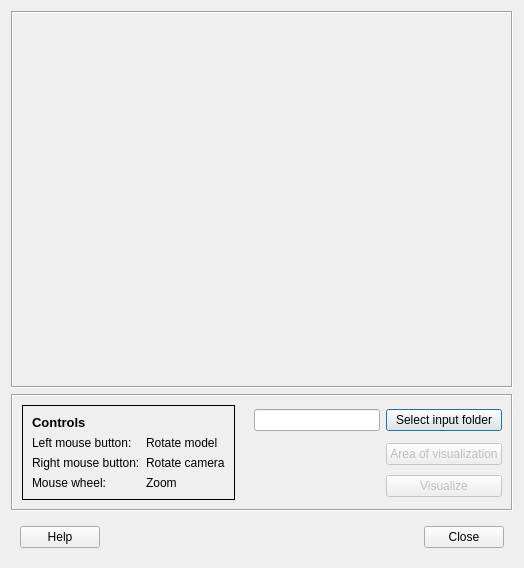
Old version of the form SEBEVisual/visualizer_dialog_base.ui in the repository UMEP-dev/UMEP.
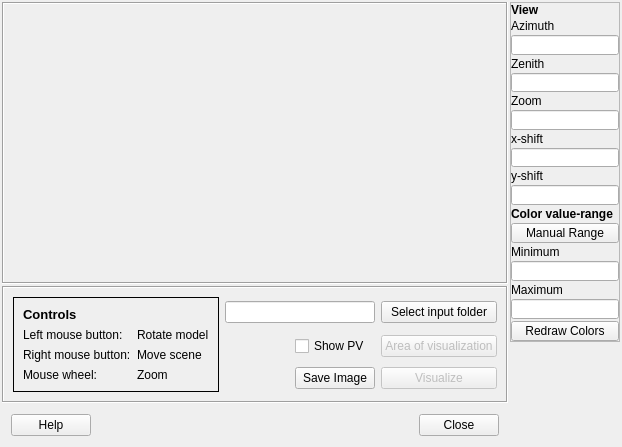
New version of the form.

What changed in the file:
```diff
--- a/SEBEVisual/visualizer_dialog_base.ui
+++ b/SEBEVisual/visualizer_dialog_base.ui
@@ -9,211 +9,726 @@
    <rect>
     <x>0</x>
     <y>0</y>
-    <width>524</width>
-    <height>568</height>
+    <width>622</width>
+    <height>447</height>
    </rect>
   </property>
+  <property name="sizePolicy">
+   <sizepolicy hsizetype="Minimum" vsizetype="Minimum">
+    <horstretch>0</horstretch>
+    <verstretch>0</verstretch>
+   </sizepolicy>
+  </property>
+  <property name="minimumSize">
+   <size>
+    <width>579</width>
+    <height>340</height>
+   </size>
+  </property>
   <property name="windowTitle">
    <string>SEBE Visualizer</string>
   </property>
-  <layout class="QVBoxLayout" name="verticalLayout_2">
-   <item>
-    <widget class="QFrame" name="frame_2">
-     <property name="autoFillBackground">
-      <bool>true</bool>
-     </property>
-     <property name="frameShape">
-      <enum>QFrame::Box</enum>
-     </property>
-     <property name="frameShadow">
-      <enum>QFrame::Sunken</enum>
-     </property>
-     <layout class="QVBoxLayout" name="verticalLayout">
-      <item>
-       <layout class="QVBoxLayout" name="layout"/>
-      </item>
-     </layout>
-    </widget>
-   </item>
-   <item>
-    <widget class="QFrame" name="frame">
+  <layout class="QGridLayout" name="gridLayout_3">
+   <property name="leftMargin">
+    <number>2</number>
+   </property>
+   <property name="topMargin">
+    <number>2</number>
+   </property>
+   <property name="rightMargin">
+    <number>2</number>
+   </property>
+   <property name="bottomMargin">
+    <number>2</number>
+   </property>
+   <item row="0" column="0">
+    <widget class="QFrame" name="frameMain">
      <property name="sizePolicy">
-      <sizepolicy hsizetype="Minimum" vsizetype="Fixed">
+      <sizepolicy hsizetype="Preferred" vsizetype="Preferred">
        <horstretch>0</horstretch>
        <verstretch>0</verstretch>
       </sizepolicy>
      </property>
-     <property name="frameShape">
-      <enum>QFrame::Box</enum>
+     <property name="minimumSize">
+      <size>
+       <width>0</width>
+       <height>340</height>
+      </size>
      </property>
-     <property name="frameShadow">
-      <enum>QFrame::Sunken</enum>
-     </property>
-     <layout class="QGridLayout" name="gridLayout">
-      <item row="0" column="3">
-       <widget class="QPushButton" name="pushButtonDirectory">
-        <property name="text">
-         <string>Select input folder</string>
+     <layout class="QGridLayout" name="gridMain">
+      <property name="leftMargin">
+       <number>0</number>
+      </property>
+      <property name="topMargin">
+       <number>0</number>
+      </property>
+      <property name="rightMargin">
+       <number>0</number>
+      </property>
+      <property name="bottomMargin">
+       <number>0</number>
+      </property>
+      <property name="spacing">
+       <number>2</number>
+      </property>
+      <item row="2" column="0">
+       <widget class="QFrame" name="frame_1">
+        <property name="sizePolicy">
+         <sizepolicy hsizetype="Minimum" vsizetype="Fixed">
+          <horstretch>0</horstretch>
+          <verstretch>0</verstretch>
+         </sizepolicy>
         </property>
-       </widget>
-      </item>
-      <item row="1" column="3">
-       <widget class="QPushButton" name="pushButtonSelect">
-        <property name="enabled">
-         <bool>false</bool>
+        <property name="minimumSize">
+         <size>
+          <width>465</width>
+          <height>0</height>
+         </size>
         </property>
-        <property name="text">
-         <string>Area of visualization</string>
-        </property>
-       </widget>
-      </item>
-      <item row="2" column="1">
-       <widget class="QLabel" name="label">
-        <property name="text">
-         <string/>
-        </property>
-       </widget>
-      </item>
-      <item row="0" column="2">
-       <widget class="QLineEdit" name="textOutput"/>
-      </item>
-      <item row="2" column="3">
-       <widget class="QPushButton" name="pushButtonVisualize">
-        <property name="enabled">
-         <bool>false</bool>
-        </property>
-        <property name="cursor">
-         <cursorShape>ArrowCursor</cursorShape>
-        </property>
-        <property name="text">
-         <string>Visualize</string>
-        </property>
-       </widget>
-      </item>
-      <item row="0" column="0" rowspan="3">
-       <widget class="QFrame" name="frame_4">
         <property name="frameShape">
          <enum>QFrame::Box</enum>
         </property>
         <property name="frameShadow">
-         <enum>QFrame::Plain</enum>
+         <enum>QFrame::Sunken</enum>
         </property>
-        <layout class="QFormLayout" name="formLayout">
-         <item row="1" column="0">
-          <widget class="QLabel" name="label_2">
+        <layout class="QGridLayout" name="gridLayout">
+         <item row="0" column="0" rowspan="3">
+          <widget class="QFrame" name="frame_2">
+           <property name="frameShape">
+            <enum>QFrame::Box</enum>
+           </property>
+           <property name="frameShadow">
+            <enum>QFrame::Plain</enum>
+           </property>
+           <layout class="QFormLayout" name="formLayout">
+            <item row="1" column="0">
+             <widget class="QLabel" name="label_7">
+              <property name="text">
+               <string>Left mouse button:</string>
+              </property>
+             </widget>
+            </item>
+            <item row="1" column="1">
+             <widget class="QLabel" name="label_8">
+              <property name="text">
+               <string>Rotate model</string>
+              </property>
+             </widget>
+            </item>
+            <item row="2" column="0">
+             <widget class="QLabel" name="label_9">
+              <property name="text">
+               <string>Right mouse button:</string>
+              </property>
+             </widget>
+            </item>
+            <item row="2" column="1">
+             <widget class="QLabel" name="label_10">
+              <property name="text">
+               <string>Move scene</string>
+              </property>
+             </widget>
+            </item>
+            <item row="3" column="0">
+             <widget class="QLabel" name="label_11">
+              <property name="text">
+               <string>Mouse wheel:</string>
+              </property>
+             </widget>
+            </item>
+            <item row="3" column="1">
+             <widget class="QLabel" name="label_12">
+              <property name="text">
+               <string>Zoom</string>
+              </property>
+             </widget>
+            </item>
+            <item row="0" column="0">
+             <widget class="QLabel" name="label_6">
+              <property name="font">
+               <font>
+                <pointsize>10</pointsize>
+                <weight>75</weight>
+                <bold>true</bold>
+               </font>
+              </property>
+              <property name="text">
+               <string>Controls</string>
+              </property>
+             </widget>
+            </item>
+           </layout>
+          </widget>
+         </item>
+         <item row="2" column="3">
+          <widget class="QPushButton" name="ButtonVisualize">
+           <property name="enabled">
+            <bool>false</bool>
+           </property>
+           <property name="cursor">
+            <cursorShape>ArrowCursor</cursorShape>
+           </property>
            <property name="text">
-            <string>Left mouse button:</string>
+            <string>Visualize</string>
            </property>
           </widget>
          </item>
-         <item row="1" column="1">
-          <widget class="QLabel" name="label_3">
+         <item row="2" column="2">
+          <widget class="QPushButton" name="ButtonSave">
            <property name="text">
-            <string>Rotate model</string>
+            <string>Save Image</string>
            </property>
           </widget>
          </item>
-         <item row="2" column="0">
-          <widget class="QLabel" name="label_5">
+         <item row="0" column="3">
+          <widget class="QPushButton" name="ButtonDirectory">
            <property name="text">
-            <string>Right mouse button:</string>
+            <string>Select input folder</string>
+           </property>
+          </widget>
+         </item>
+         <item row="1" column="3">
+          <widget class="QPushButton" name="ButtonSelect">
+           <property name="enabled">
+            <bool>false</bool>
+           </property>
+           <property name="text">
+            <string>Area of visualization</string>
+           </property>
+          </widget>
+         </item>
+         <item row="1" column="2">
+          <widget class="QCheckBox" name="checkBoxPV">
+           <property name="text">
+            <string>Show PV</string>
            </property>
           </widget>
          </item>
          <item row="2" column="1">
-          <widget class="QLabel" name="label_6">
-           <property name="text">
-            <string>Rotate camera</string>
+          <spacer name="horizontalSpacer_2">
+           <property name="orientation">
+            <enum>Qt::Horizontal</enum>
            </property>
-          </widget>
-         </item>
-         <item row="3" column="0">
-          <widget class="QLabel" name="label_7">
-           <property name="text">
-            <string>Mouse wheel:</string>
+           <property name="sizeHint" stdset="0">
+            <size>
+             <width>40</width>
+             <height>20</height>
+            </size>
            </property>
-          </widget>
+          </spacer>
          </item>
-         <item row="3" column="1">
-          <widget class="QLabel" name="label_8">
-           <property name="text">
-            <string>Zoom</string>
+         <item row="0" column="1" colspan="2">
+          <widget class="QLineEdit" name="textOutput">
+           <property name="dragEnabled">
+            <bool>true</bool>
            </property>
           </widget>
          </item>
+        </layout>
+       </widget>
+      </item>
+      <item row="3" column="0">
+       <widget class="QFrame" name="frame_3">
+        <property name="sizePolicy">
+         <sizepolicy hsizetype="Preferred" vsizetype="Fixed">
+          <horstretch>0</horstretch>
+          <verstretch>0</verstretch>
+         </sizepolicy>
+        </property>
+        <property name="frameShape">
+         <enum>QFrame::NoFrame</enum>
+        </property>
+        <property name="frameShadow">
+         <enum>QFrame::Raised</enum>
+        </property>
+        <layout class="QGridLayout" name="gridLayout_4">
          <item row="0" column="0">
+          <widget class="QPushButton" name="ButtonHelp">
+           <property name="sizePolicy">
+            <sizepolicy hsizetype="Minimum" vsizetype="Minimum">
+             <horstretch>0</horstretch>
+             <verstretch>0</verstretch>
+            </sizepolicy>
+           </property>
+           <property name="text">
+            <string>Help</string>
+           </property>
+          </widget>
+         </item>
+         <item row="0" column="2">
+          <widget class="QPushButton" name="ButtonClose">
+           <property name="sizePolicy">
+            <sizepolicy hsizetype="Minimum" vsizetype="Minimum">
+             <horstretch>0</horstretch>
+             <verstretch>0</verstretch>
+            </sizepolicy>
+           </property>
+           <property name="text">
+            <string>Close</string>
+           </property>
+          </widget>
+         </item>
+         <item row="0" column="1">
+          <spacer name="horizontalSpacer">
+           <property name="orientation">
+            <enum>Qt::Horizontal</enum>
+           </property>
+           <property name="sizeHint" stdset="0">
+            <size>
+             <width>40</width>
+             <height>20</height>
+            </size>
+           </property>
+          </spacer>
+         </item>
+        </layout>
+       </widget>
+      </item>
+      <item row="0" column="1" rowspan="2">
+       <widget class="QFrame" name="frameSetView">
+        <property name="sizePolicy">
+         <sizepolicy hsizetype="Fixed" vsizetype="Fixed">
+          <horstretch>0</horstretch>
+          <verstretch>0</verstretch>
+         </sizepolicy>
+        </property>
+        <property name="minimumSize">
+         <size>
+          <width>106</width>
+          <height>340</height>
+         </size>
+        </property>
+        <property name="frameShape">
+         <enum>QFrame::StyledPanel</enum>
+        </property>
+        <property name="frameShadow">
+         <enum>QFrame::Raised</enum>
+        </property>
+        <layout class="QGridLayout" name="gridLayout_2">
+         <property name="leftMargin">
+          <number>0</number>
+         </property>
+         <property name="topMargin">
+          <number>0</number>
+         </property>
+         <property name="rightMargin">
+          <number>0</number>
+         </property>
+         <property name="bottomMargin">
+          <number>0</number>
+         </property>
+         <property name="spacing">
+          <number>2</number>
+         </property>
+         <item row="21" column="2">
+          <widget class="QPushButton" name="ButtonRedraw">
+           <property name="sizePolicy">
+            <sizepolicy hsizetype="Minimum" vsizetype="Fixed">
+             <horstretch>0</horstretch>
+             <verstretch>0</verstretch>
+            </sizepolicy>
+           </property>
+           <property name="minimumSize">
+            <size>
+             <width>0</width>
+             <height>0</height>
+            </size>
+           </property>
+           <property name="text">
+            <string>Redraw Colors</string>
+           </property>
+          </widget>
+         </item>
+         <item row="1" column="2">
+          <widget class="QLabel" name="label_1">
+           <property name="sizePolicy">
+            <sizepolicy hsizetype="Maximum" vsizetype="Fixed">
+             <horstretch>0</horstretch>
+             <verstretch>0</verstretch>
+            </sizepolicy>
+           </property>
+           <property name="text">
+            <string>Azimuth</string>
+           </property>
+          </widget>
+         </item>
+         <item row="7" column="2">
+          <widget class="QLabel" name="label_2">
+           <property name="sizePolicy">
+            <sizepolicy hsizetype="Maximum" vsizetype="Fixed">
+             <horstretch>0</horstretch>
+             <verstretch>0</verstretch>
+            </sizepolicy>
+           </property>
+           <property name="text">
+            <string>x-shift</string>
+           </property>
+          </widget>
+         </item>
+         <item row="19" column="2">
+          <widget class="QLabel" name="label_15">
+           <property name="sizePolicy">
+            <sizepolicy hsizetype="Maximum" vsizetype="Fixed">
+             <horstretch>0</horstretch>
+             <verstretch>0</verstretch>
+            </sizepolicy>
+           </property>
+           <property name="text">
+            <string>Maximum</string>
+           </property>
+          </widget>
+         </item>
+         <item row="10" column="2">
+          <widget class="QLineEdit" name="TextShiftY">
+           <property name="sizePolicy">
+            <sizepolicy hsizetype="Minimum" vsizetype="Fixed">
+             <horstretch>0</horstretch>
+             <verstretch>0</verstretch>
+            </sizepolicy>
+           </property>
+           <property name="minimumSize">
+            <size>
+             <width>0</width>
+             <height>0</height>
+            </size>
+           </property>
+           <property name="maximumSize">
+            <size>
+             <width>16777215</width>
+             <height>16777215</height>
+            </size>
+           </property>
+           <property name="maxLength">
+            <number>100</number>
+           </property>
+           <property name="alignment">
+            <set>Qt::AlignRight|Qt::AlignTrailing|Qt::AlignVCenter</set>
+           </property>
+          </widget>
+         </item>
+         <item row="9" column="2">
+          <widget class="QLabel" name="label_5">
+           <property name="sizePolicy">
+            <sizepolicy hsizetype="Maximum" vsizetype="Fixed">
+             <horstretch>0</horstretch>
+             <verstretch>0</verstretch>
+            </sizepolicy>
+           </property>
+           <property name="text">
+            <string>y-shift</string>
+           </property>
+          </widget>
+         </item>
+         <item row="8" column="2">
+          <widget class="QLineEdit" name="TextShiftX">
+           <property name="sizePolicy">
+            <sizepolicy hsizetype="Minimum" vsizetype="Fixed">
+             <horstretch>0</horstretch>
+             <verstretch>0</verstretch>
+            </sizepolicy>
+           </property>
+           <property name="minimumSize">
+            <size>
+             <width>0</width>
+             <height>0</height>
+            </size>
+           </property>
+           <property name="maximumSize">
+            <size>
+             <width>16777215</width>
+             <height>16777215</height>
+            </size>
+           </property>
+           <property name="maxLength">
+            <number>100</number>
+           </property>
+           <property name="alignment">
+            <set>Qt::AlignRight|Qt::AlignTrailing|Qt::AlignVCenter</set>
+           </property>
+          </widget>
+         </item>
+         <item row="4" column="2">
+          <widget class="QLineEdit" name="TextZeni">
+           <property name="sizePolicy">
+            <sizepolicy hsizetype="Minimum" vsizetype="Fixed">
+             <horstretch>0</horstretch>
+             <verstretch>0</verstretch>
+            </sizepolicy>
+           </property>
+           <property name="minimumSize">
+            <size>
+             <width>0</width>
+             <height>0</height>
+            </size>
+           </property>
+           <property name="maximumSize">
+            <size>
+             <width>16777215</width>
+             <height>16777215</height>
+            </size>
+           </property>
+           <property name="text">
+            <string/>
+           </property>
+           <property name="maxLength">
+            <number>2</number>
+           </property>
+           <property name="alignment">
+            <set>Qt::AlignRight|Qt::AlignTrailing|Qt::AlignVCenter</set>
+           </property>
+          </widget>
+         </item>
+         <item row="2" column="2">
+          <widget class="QLineEdit" name="TextAzim">
+           <property name="sizePolicy">
+            <sizepolicy hsizetype="Minimum" vsizetype="Fixed">
+             <horstretch>0</horstretch>
+             <verstretch>0</verstretch>
+            </sizepolicy>
+           </property>
+           <property name="minimumSize">
+            <size>
+             <width>0</width>
+             <height>0</height>
+            </size>
+           </property>
+           <property name="maximumSize">
+            <size>
+             <width>16777215</width>
+             <height>16777215</height>
+            </size>
+           </property>
+           <property name="maxLength">
+            <number>3</number>
+           </property>
+           <property name="alignment">
+            <set>Qt::AlignRight|Qt::AlignTrailing|Qt::AlignVCenter</set>
+           </property>
+          </widget>
+         </item>
+         <item row="3" column="2">
+          <widget class="QLabel" name="label_3">
+           <property name="sizePolicy">
+            <sizepolicy hsizetype="Maximum" vsizetype="Fixed">
+             <horstretch>0</horstretch>
+             <verstretch>0</verstretch>
+            </sizepolicy>
+           </property>
+           <property name="text">
+            <string>Zenith</string>
+           </property>
+          </widget>
+         </item>
+         <item row="18" column="2">
+          <widget class="QLineEdit" name="textMinimum">
+           <property name="sizePolicy">
+            <sizepolicy hsizetype="Minimum" vsizetype="Fixed">
+             <horstretch>0</horstretch>
+             <verstretch>0</verstretch>
+            </sizepolicy>
+           </property>
+           <property name="maxLength">
+            <number>30</number>
+           </property>
+           <property name="cursorPosition">
+            <number>0</number>
+           </property>
+           <property name="alignment">
+            <set>Qt::AlignLeading|Qt::AlignLeft|Qt::AlignVCenter</set>
+           </property>
+           <property name="placeholderText">
+            <string/>
+           </property>
+          </widget>
+         </item>
+         <item row="5" column="2">
           <widget class="QLabel" name="label_4">
+           <property name="sizePolicy">
+            <sizepolicy hsizetype="Maximum" vsizetype="Fixed">
+             <horstretch>0</horstretch>
+             <verstretch>0</verstretch>
+            </sizepolicy>
+           </property>
+           <property name="text">
+            <string>Zoom</string>
+           </property>
+          </widget>
+         </item>
+         <item row="6" column="2">
+          <widget class="QLineEdit" name="TextViewDist">
+           <property name="sizePolicy">
+            <sizepolicy hsizetype="Minimum" vsizetype="Fixed">
+             <horstretch>0</horstretch>
+             <verstretch>0</verstretch>
+            </sizepolicy>
+           </property>
+           <property name="minimumSize">
+            <size>
+             <width>0</width>
+             <height>0</height>
+            </size>
+           </property>
+           <property name="maximumSize">
+            <size>
+             <width>16777215</width>
+             <height>16777215</height>
+            </size>
+           </property>
+           <property name="text">
+            <string/>
+           </property>
+           <property name="maxLength">
+            <number>9</number>
+           </property>
+           <property name="alignment">
+            <set>Qt::AlignRight|Qt::AlignTrailing|Qt::AlignVCenter</set>
+           </property>
+          </widget>
+         </item>
+         <item row="20" column="2">
+          <widget class="QLineEdit" name="textMaximum">
+           <property name="sizePolicy">
+            <sizepolicy hsizetype="Minimum" vsizetype="Fixed">
+             <horstretch>0</horstretch>
+             <verstretch>0</verstretch>
+            </sizepolicy>
+           </property>
+           <property name="maxLength">
+            <number>30</number>
+           </property>
+           <property name="cursorPosition">
+            <number>0</number>
+           </property>
+           <property name="alignment">
+            <set>Qt::AlignLeading|Qt::AlignLeft|Qt::AlignVCenter</set>
+           </property>
+          </widget>
+         </item>
+         <item row="17" column="2">
+          <widget class="QLabel" name="label_14">
+           <property name="sizePolicy">
+            <sizepolicy hsizetype="Maximum" vsizetype="Fixed">
+             <horstretch>0</horstretch>
+             <verstretch>0</verstretch>
+            </sizepolicy>
+           </property>
+           <property name="text">
+            <string>Minimum</string>
+           </property>
+          </widget>
+         </item>
+         <item row="11" column="2">
+          <widget class="QLabel" name="label_13">
+           <property name="sizePolicy">
+            <sizepolicy hsizetype="Maximum" vsizetype="Fixed">
+             <horstretch>0</horstretch>
+             <verstretch>0</verstretch>
+            </sizepolicy>
+           </property>
            <property name="font">
             <font>
-             <pointsize>10</pointsize>
              <weight>75</weight>
              <bold>true</bold>
             </font>
            </property>
            <property name="text">
-            <string>Controls</string>
+            <string>Color value-range</string>
+           </property>
+          </widget>
+         </item>
+         <item row="0" column="2">
+          <widget class="QLabel" name="label">
+           <property name="sizePolicy">
+            <sizepolicy hsizetype="Maximum" vsizetype="Fixed">
+             <horstretch>0</horstretch>
+             <verstretch>0</verstretch>
+            </sizepolicy>
+           </property>
+           <property name="font">
+            <font>
+             <weight>75</weight>
+             <bold>true</bold>
+            </font>
+           </property>
+           <property name="text">
+            <string>View</string>
+           </property>
+          </widget>
+         </item>
+         <item row="12" column="2">
+          <widget class="QPushButton" name="ButtonRange">
+           <property name="sizePolicy">
+            <sizepolicy hsizetype="Minimum" vsizetype="Fixed">
+             <horstretch>0</horstretch>
+             <verstretch>0</verstretch>
+            </sizepolicy>
+           </property>
+           <property name="text">
+            <string>Manual Range</string>
            </property>
           </widget>
          </item>
         </layout>
        </widget>
       </item>
-     </layout>
-    </widget>
-   </item>
-   <item>
-    <widget class="QFrame" name="frame_3">
-     <property name="sizePolicy">
-      <sizepolicy hsizetype="Preferred" vsizetype="Fixed">
-       <horstretch>0</horstretch>
-       <verstretch>0</verstretch>
-      </sizepolicy>
-     </property>
-     <property name="frameShape">
-      <enum>QFrame::NoFrame</enum>
-     </property>
-     <property name="frameShadow">
-      <enum>QFrame::Raised</enum>
-     </property>
-     <layout class="QGridLayout" name="gridLayout_4">
-      <item row="0" column="0">
-       <widget class="QPushButton" name="helpButton">
+      <item row="0" column="0" rowspan="2">
+       <widget class="QFrame" name="layoutContain">
         <property name="sizePolicy">
-         <sizepolicy hsizetype="Minimum" vsizetype="Minimum">
+         <sizepolicy hsizetype="MinimumExpanding" vsizetype="MinimumExpanding">
           <horstretch>0</horstretch>
           <verstretch>0</verstretch>
          </sizepolicy>
         </property>
-        <property name="text">
-         <string>Help</string>
-        </property>
-       </widget>
-      </item>
-      <item row="0" column="2">
-       <widget class="QPushButton" name="pushButton">
-        <property name="sizePolicy">
-         <sizepolicy hsizetype="Minimum" vsizetype="Minimum">
-          <horstretch>0</horstretch>
-          <verstretch>0</verstretch>
-         </sizepolicy>
-        </property>
-        <property name="text">
-         <string>Close</string>
-        </property>
-       </widget>
-      </item>
-      <item row="0" column="1">
-       <spacer name="horizontalSpacer">
-        <property name="orientation">
-         <enum>Qt::Horizontal</enum>
-        </property>
-        <property name="sizeHint" stdset="0">
+        <property name="minimumSize">
          <size>
-          <width>40</width>
-          <height>20</height>
+          <width>465</width>
+          <height>198</height>
          </size>
         </property>
-       </spacer>
+        <property name="autoFillBackground">
+         <bool>true</bool>
+        </property>
+        <property name="frameShape">
+         <enum>QFrame::Box</enum>
+        </property>
+        <property name="frameShadow">
+         <enum>QFrame::Sunken</enum>
+        </property>
+        <layout class="QHBoxLayout" name="horizontalLayout" stretch="4,1">
+         <property name="spacing">
+          <number>0</number>
+         </property>
+         <property name="sizeConstraint">
+          <enum>QLayout::SetDefaultConstraint</enum>
+         </property>
+         <property name="leftMargin">
+          <number>3</number>
+         </property>
+         <property name="topMargin">
+          <number>3</number>
+         </property>
+         <property name="rightMargin">
+          <number>3</number>
+         </property>
+         <property name="bottomMargin">
+          <number>3</number>
+         </property>
+         <item>
+          <layout class="QGridLayout" name="layout">
+           <property name="spacing">
+            <number>2</number>
+           </property>
+          </layout>
+         </item>
+         <item>
+          <layout class="QGridLayout" name="layoutBar">
+           <property name="spacing">
+            <number>2</number>
+           </property>
+          </layout>
+         </item>
+        </layout>
+       </widget>
       </item>
      </layout>
     </widget>
```
Left out of the diff: 27 changed lines with no effect on the pictures.
